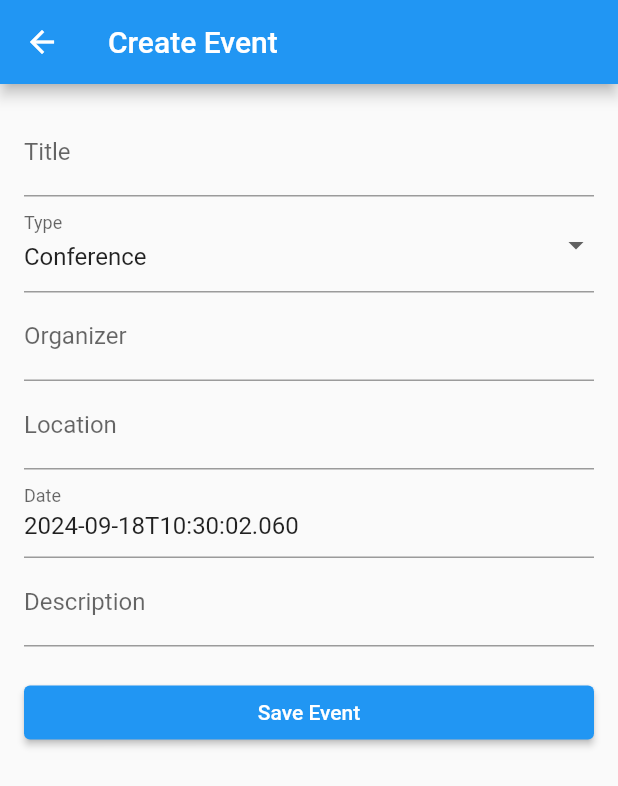
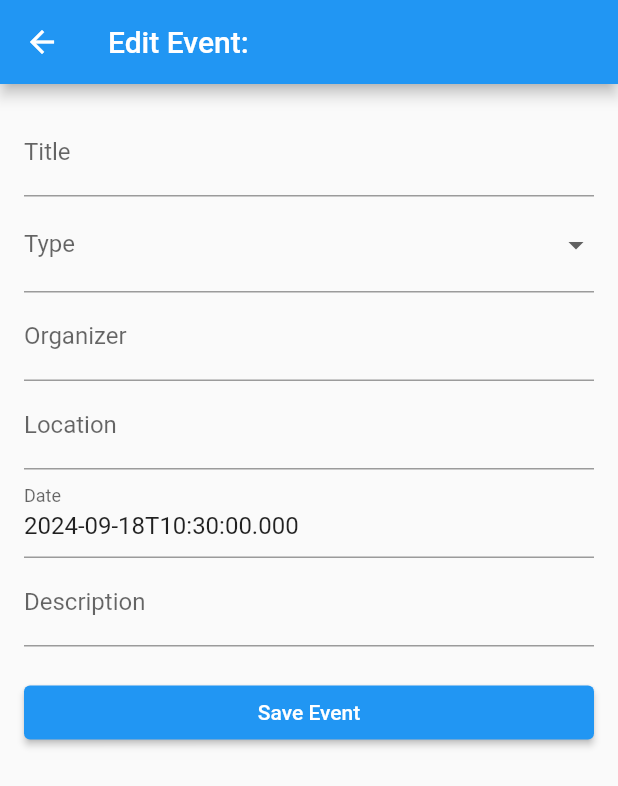
Before and after one commit to gray-learn/Pancar, a Flutter app: the EventListItem widget shown alone on an empty page, opened directly with empty values, after a tap on the "edit" icon, on a phone screen of 412 x 824 dp. Shown: the top 786 px of the screen. Run offline on Flutter 3.47's test engine with Material 2 defaults, Android fonts, the phone set to English and light mode, and no system bars; our stand-ins replace dio; network calls fail.

Commit message:
feat/update ui

```diff
--- a/frontend/lib/screens/create_edit_event_screen.dart
+++ b/frontend/lib/screens/create_edit_event_screen.dart
@@ -4,15 +4,16 @@ import '../models/event.dart';
 import '../providers/event_provider.dart';
 
 class CreateEditEventScreen extends StatefulWidget {
-  final Event? event;
+  final Event? event; // event passed from
 
-  CreateEditEventScreen({this.event});
+  CreateEditEventScreen({Key? key, this.event}) : super(key: key);
 
   @override
   _CreateEditEventScreenState createState() => _CreateEditEventScreenState();
 }
 
 class _CreateEditEventScreenState extends State<CreateEditEventScreen> {
+  late Event? _event;
   final _formKey = GlobalKey<FormState>();
   late String _title;
   late String _type;
@@ -24,6 +25,7 @@ class _CreateEditEventScreenState extends State<CreateEditEventScreen> {
   @override
   void initState() {
     super.initState();
+    _event = widget.event;
     if (widget.event != null) {
       print(widget.event!);
       _title = widget.event!.title;
@@ -72,7 +74,8 @@ class _CreateEditEventScreenState extends State<CreateEditEventScreen> {
   Widget build(BuildContext context) {
     return Scaffold(
       appBar: AppBar(
-        title: Text(widget.event == null ? 'Create Event' : 'Edit Event'),
+        title: Text(
+            _event == null ? 'Create Event' : 'Edit Event:  ${_event!.title}'),
       ),
       body: Form(
         key: _formKey,
@@ -80,7 +83,9 @@ class _CreateEditEventScreenState extends State<CreateEditEventScreen> {
           padding: EdgeInsets.all(16.0),
           children: [
             TextFormField(
-              initialValue: widget.event?.title ?? '',
+              initialValue: _event != null
+                  ? '${_event!.title}' // Example usage of the event
+                  : '',
               decoration: InputDecoration(labelText: 'Title'),
               validator: (value) =>
                   value!.isEmpty ? 'Please enter a title' : null,
--- a/frontend/lib/screens/event_list_screen.dart
+++ b/frontend/lib/screens/event_list_screen.dart
@@ -65,8 +65,11 @@ class _EventListScreenState extends State<EventListScreen> {
           Navigator.push(
             context,
             MaterialPageRoute(
-              builder: (context) => CreateEditEventScreen(),
+              builder: (context) =>
+                  CreateEditEventScreen(), // Pass the selected event here
             ),
+            //         builder: (context) => CreateEditEventScreen(
+            // event: selectedEvent), //
           );
         },
         child: Icon(Icons.add),
--- a/frontend/lib/widgets/event_list_item.dart
+++ b/frontend/lib/widgets/event_list_item.dart
@@ -48,7 +48,9 @@ class EventListItem extends StatelessWidget {
                       Navigator.push(
                         context,
                         MaterialPageRoute(
-                          builder: (context) => CreateEditEventScreen(),
+                          builder: (context) => CreateEditEventScreen(
+                              event:
+                                  event), // Pass event to CreateEditEventScreen
                         ),
                       );
                     },
```
